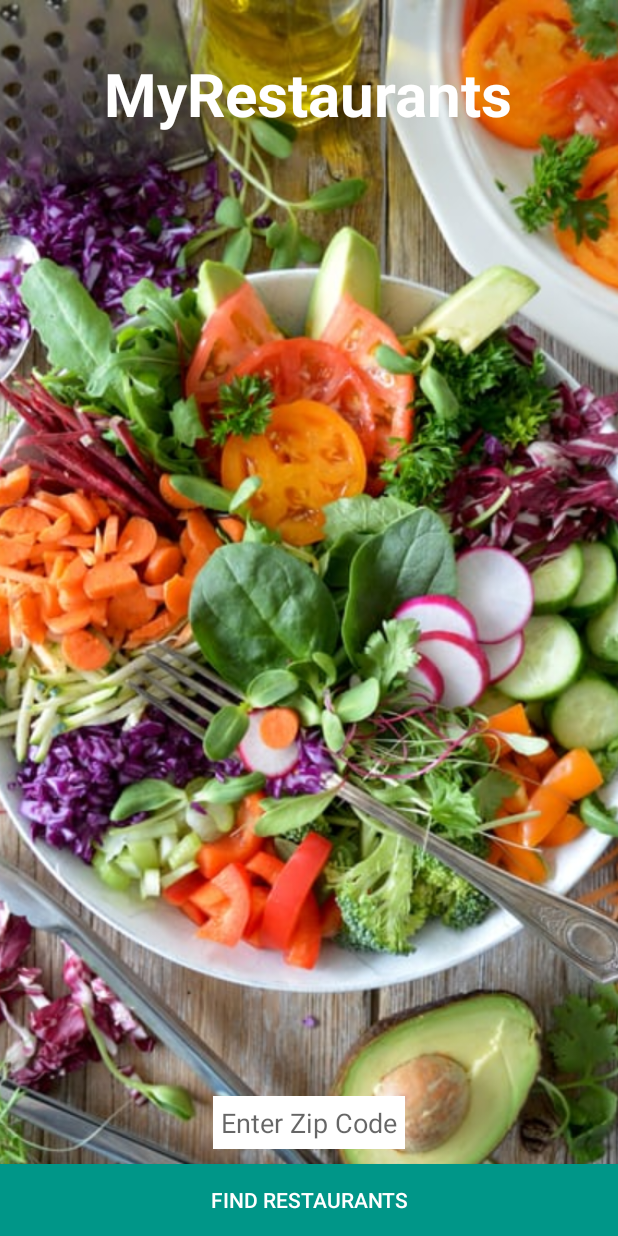
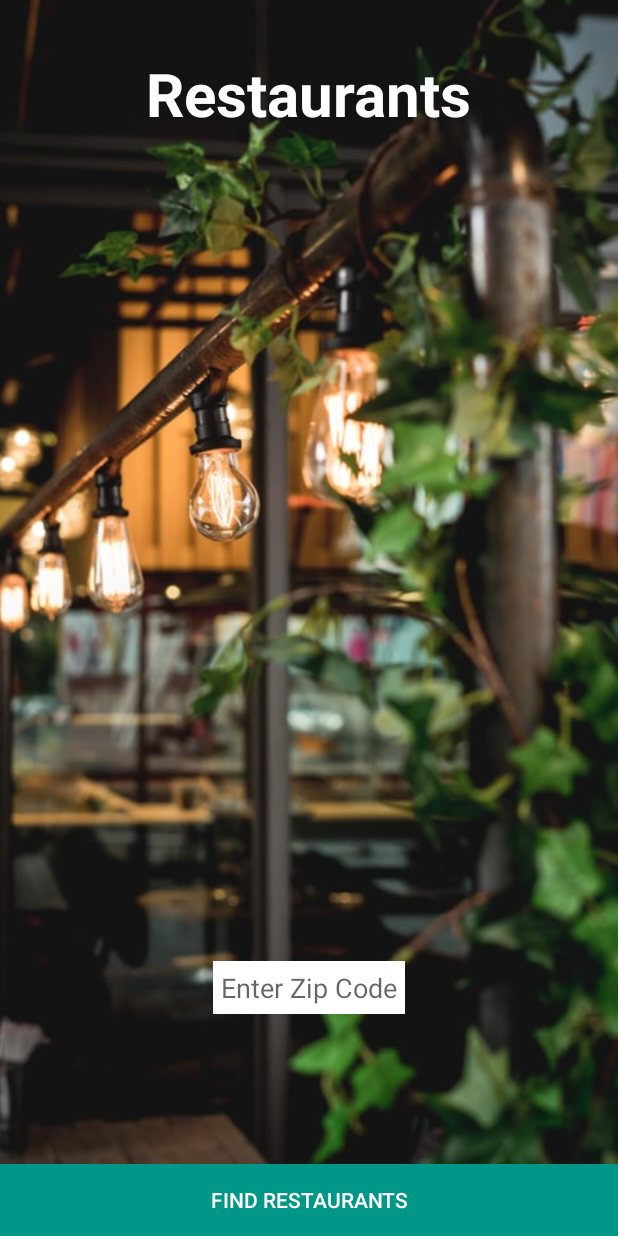
Before and after one commit to Mugengano18/MyrestaurantsApp2, an Android app: the screen it shows after launch (MainActivity), on a phone screen of 412 x 824 dp. Run offline under Robolectric (Android 15) with nearby library versions, the phone set to English and light mode, and no system bars; our stand-ins replace ButterKnife; Roboto replaces fonts that are not available here.

Commit message:
version one

```diff
--- a/app/src/main/AndroidManifest.xml
+++ b/app/src/main/AndroidManifest.xml
@@ -13,12 +13,6 @@
         android:theme="@style/AppTheme">
         <activity android:name=".ui.RestaurantDetailActivity"></activity>
         <activity android:name=".RestaurantListActivity">
-            <intent-filter>
-                <action android:name="android.intent.action.MAIN" />
-
-                <category android:name="android.intent.category.LAUNCHER" />
-            </intent-filter>
-
             <meta-data
                 android:name="android.support.PARENT_ACTIVITY"
                 android:value="com.example.myrestaurants.MainActivity"></meta-data>
--- a/app/src/main/java/com/example/myrestaurants/MainActivity.java
+++ b/app/src/main/java/com/example/myrestaurants/MainActivity.java
@@ -3,11 +3,15 @@ package com.example.myrestaurants;
 import androidx.appcompat.app.AppCompatActivity;
 
 import android.content.Intent;
+import android.content.SharedPreferences;
 import android.os.Bundle;
+import android.preference.PreferenceManager;
 import android.view.View;
 import android.widget.Button;
 import android.widget.EditText;
 import android.widget.TextView;
+
+import com.example.myrestaurants.models.Constants;
 
 import butterknife.BindView;
 import butterknife.ButterKnife;
@@ -40,6 +44,8 @@ import butterknife.ButterKnife;
 //}
 
 public class MainActivity extends AppCompatActivity implements View.OnClickListener {
+    private SharedPreferences mSharedPreferences;
+    private SharedPreferences.Editor mEditor;
     @BindView(R.id.findRestaurantsButton)
     Button mFindRestaurantsButton;
     @BindView(R.id.locationEditText)
@@ -52,17 +58,33 @@ public class MainActivity extends AppCompatActivity implements View.OnClickListe
         super.onCreate(savedInstanceState);
         setContentView(R.layout.activity_main);
         ButterKnife.bind(this);
+        mSharedPreferences = PreferenceManager.getDefaultSharedPreferences(this);
+        mEditor = mSharedPreferences.edit();
 
         mFindRestaurantsButton.setOnClickListener(this);
     }
 
     @Override
     public void onClick(View v) {
+//        if (v == mFindRestaurantsButton) {
+//            String location = mLocationEditText.getText().toString();
+//            addToSharedPreferences(location);
+//            Intent intent = new Intent(MainActivity.this, RestaurantListActivity.class);
+//            intent.putExtra("location", location);
+//            startActivity(intent);
+//        }
+
         if (v == mFindRestaurantsButton) {
             String location = mLocationEditText.getText().toString();
+            if(!(location).equals("")) {
+                addToSharedPreferences(location);
+            }
             Intent intent = new Intent(MainActivity.this, RestaurantListActivity.class);
-            intent.putExtra("location", location);
             startActivity(intent);
         }
     }
+
+    private void addToSharedPreferences(String location) {
+        mEditor.putString(Constants.PREFERENCES_LOCATION_KEY, location).apply();
+    }
 }
--- a/app/src/main/java/com/example/myrestaurants/models/Constants.java
+++ b/app/src/main/java/com/example/myrestaurants/models/Constants.java
@@ -5,4 +5,6 @@ import com.example.myrestaurants.BuildConfig;
 public class Constants {
     public static final String YELP_BASE_URL = "https://api.yelp.com/v3/";
     public static final String YELP_API_KEY = BuildConfig.YELP_API_KEY;
+    public static final String PREFERENCES_LOCATION_KEY = "location";
+
 }
--- a/app/src/main/res/layout/activity_main.xml
+++ b/app/src/main/res/layout/activity_main.xml
@@ -8,7 +8,7 @@
         android:layout_width="wrap_content"
         android:layout_height="match_parent"
         android:scaleType="centerCrop"
-        android:src="@drawable/background" />
+        android:src="@drawable/homy" />
 
     <TextView
         android:id="@+id/appNameTextView"
@@ -17,7 +17,7 @@
         android:layout_alignParentTop="true"
         android:layout_centerHorizontal="true"
         android:layout_marginTop="35dp"
-        android:text="MyRestaurants"
+        android:text="Restaurants"
         android:textColor="@color/colorTextIcons"
         android:textSize="40sp"
         android:textStyle="bold"
@@ -30,7 +30,7 @@
         android:id="@+id/locationEditText"
         android:background="@color/colorTextIcons"
         android:layout_above="@+id/findRestaurantsButton"
-        android:layout_marginBottom="10dp"
+        android:layout_marginBottom="100dp"
         android:padding="5dp"
         android:hint="Enter Zip Code"
         android:layout_centerHorizontal="true" />
```
Also changed, not shown: app/src/main/java/com/example/myrestaurants/RestaurantListActivity.java (+31 -6 lines), app/src/main/ic_launcher-web.png (added), app/src/main/res/drawable/homy.jpeg (added), app/src/main/res/mipmap-hdpi/ic_launcher.png, app/src/main/res/mipmap-mdpi/ic_launcher.png, app/src/main/res/mipmap-xhdpi/ic_launcher.png, app/src/main/res/mipmap-xxhdpi/ic_launcher.png, app/src/main/res/mipmap-xxxhdpi/ic_launcher.png.
